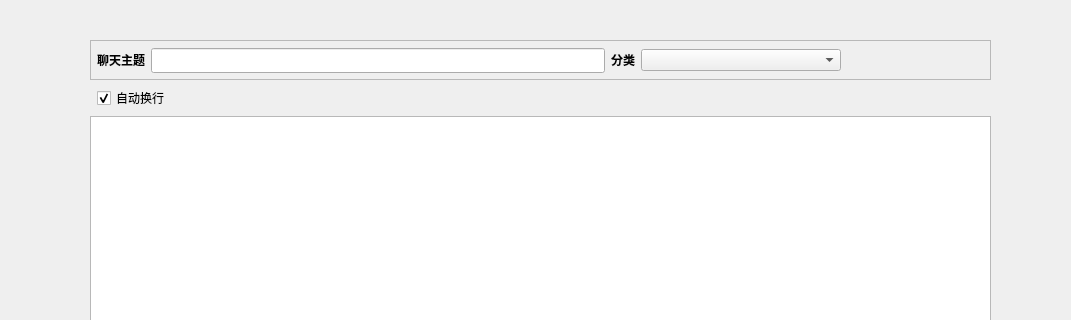
Before: the Qt Designer form ui/chat_history.ui in py-cr/chatgpt_qt, drawn with Qt 5; both pictures show x 0 to 1071 and y 0 to 320 of the 1199 by 761 pixel window.
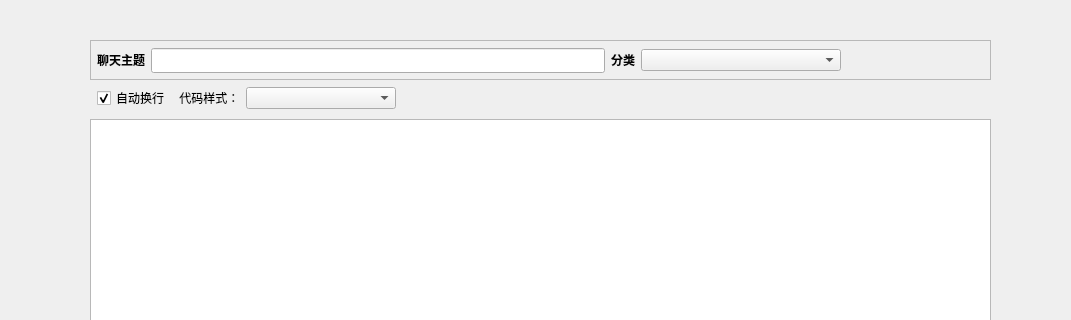
After: the same form once the commit is applied.

Commit message: Python超人-ChatGPT桌面端

What changed in the file:
```diff
--- a/ui/chat_history.ui
+++ b/ui/chat_history.ui
@@ -133,6 +133,9 @@
           <property name="leftMargin">
            <number>7</number>
           </property>
+          <property name="bottomMargin">
+           <number>3</number>
+          </property>
           <item>
            <widget class="QCheckBox" name="chk_auto_wrap">
             <property name="text">
@@ -143,6 +146,23 @@
             </property>
            </widget>
           </item>
+          <item>
+           <widget class="QLabel" name="label_5">
+            <property name="text">
+             <string> 代码样式：</string>
+            </property>
+           </widget>
+          </item>
+          <item>
+           <widget class="QComboBox" name="cmb_style">
+            <property name="minimumSize">
+             <size>
+              <width>150</width>
+              <height>0</height>
+             </size>
+            </property>
+           </widget>
+          </item>
           <item>
            <spacer name="horizontalSpacer_2">
             <property name="orientation">
```
The commit also changes 1 other file.
